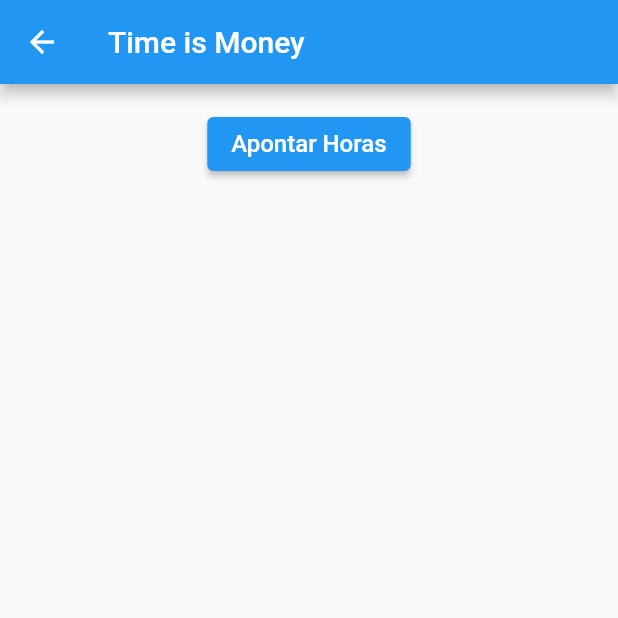
After one commit to heltonss/Time-is-money, a Flutter app: the Home screen opened by its route, on a phone screen of 412 x 824 dp, the top half of it. The commit adds this screen. Run offline on Flutter 3.47's test engine with Material 2 defaults, Android fonts, the phone set to English and light mode, and no system bars; our stand-ins replace cloud_firestore, firebase_auth, firebase_core, vibration; accounts and stored records are empty.

Commit message:
feat: add home screen

```diff
--- a/lib/main.dart
+++ b/lib/main.dart
@@ -4,6 +4,7 @@ import 'package:flutter/material.dart';
 import 'modules/common/error_page.dart';
 import 'modules/common/loading_page.dart';
 import 'modules/create_user/create_user.dart';
+import 'modules/home/home.dart';
 import 'modules/login/login.dart';
 import 'modules/time_entry/time_entry_page.dart';
 
@@ -31,8 +32,9 @@ class MyApp extends StatelessWidget {
                 primarySwatch: Colors.blue,
               ),
               initialRoute: '/',
-              routes: {
+              routes: <String, WidgetBuilder>{
                 '/': (BuildContext context) => Login(),
+                'home': (BuildContext context) => Home(),
                 'time-entry': (BuildContext context) => TimeEntryPage(),
                 'create-user': (BuildContext context) => CreateUser()
               });
--- /dev/null
+++ b/lib/modules/home/home.dart
@@ -0,0 +1,28 @@
+import 'package:flutter/material.dart';
+
+class Home extends StatelessWidget {
+  @override
+  Widget build(BuildContext context) {
+    return Scaffold(
+        appBar: AppBar(
+          title: const Text('Time is Money'),
+        ),
+        body: Padding(
+          padding: const EdgeInsets.all(16),
+          child: Column(
+            children: <Widget>[
+              Center(
+                child: ElevatedButton(
+                    onPressed: () {
+                      Navigator.pushNamed(context, 'time-entry');
+                    },
+                    child: const Text(
+                      'Apontar Horas',
+                      style: TextStyle(fontSize: 16),
+                    )),
+              ),
+            ],
+          ),
+        ));
+  }
+}
--- a/lib/modules/login/login.dart
+++ b/lib/modules/login/login.dart
@@ -120,7 +120,7 @@ class Login extends StatelessWidget {
           password: user.password
       );
       if(userCredential.user.email !=  null) {
-       Navigator.pushNamed(context, 'time-entry');
+       Navigator.pushReplacementNamed(context, 'home');
       }
     } on FirebaseAuthException catch (e) {
       if (e.code == 'user-not-found') {
```
